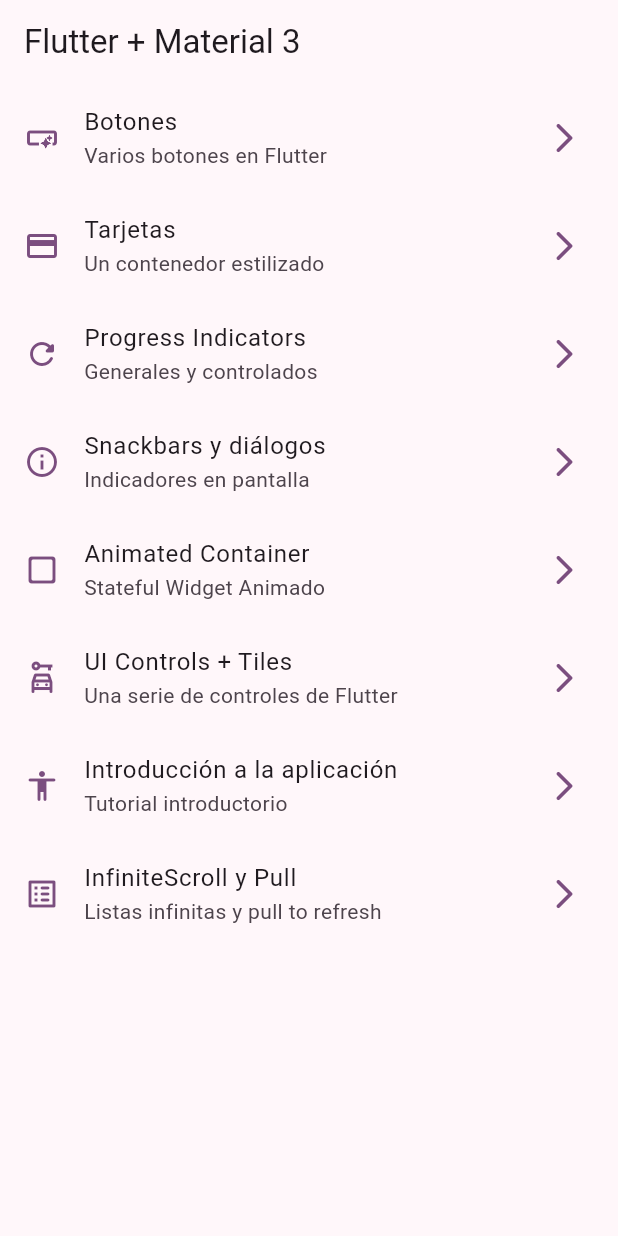
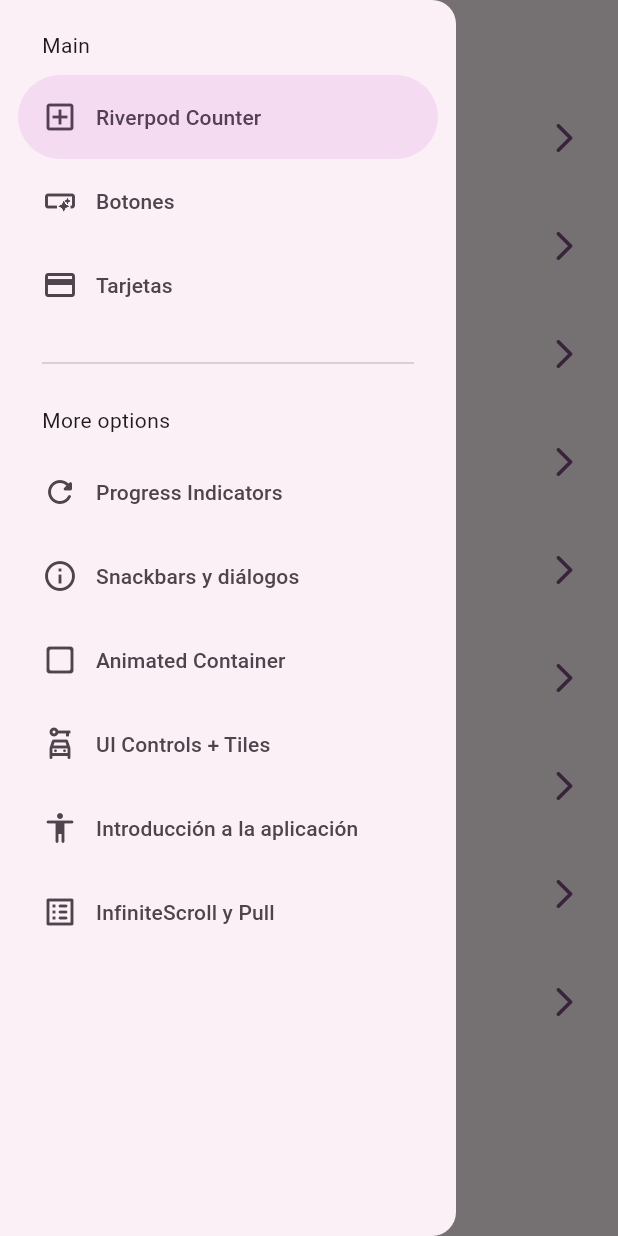
Before and after one commit to sash830/widgets-app, a Flutter app: the screen it shows after launch, with the side drawer open (before the commit the screen has no drawer), on a phone screen of 412 x 824 dp. Run offline on Flutter 3.47's test engine with Material 3 defaults, Android fonts, the phone set to English and light mode, and no system bars; our stand-ins replace animate_do, flutter_riverpod, go_router.

Commit message:
counter provider inicio

```diff
--- a/lib/config/menu/menu_items.dart
+++ b/lib/config/menu/menu_items.dart
@@ -17,6 +17,13 @@ class MenuItem {
 
 
 const appMenuItems = <MenuItem> [
+
+  MenuItem(
+    title: 'Riverpod Counter',
+    subTitle: 'Introducción a riverpod',
+    link: '/counter',
+    icon: Icons.add_box_outlined
+    ),
 
   MenuItem(
     title: 'Botones',
@@ -73,6 +80,4 @@ const appMenuItems = <MenuItem> [
     link: '/infinite',
     icon: Icons.list_alt_rounded
     ),
-
-
 ];
--- a/lib/config/router/app_router.dart
+++ b/lib/config/router/app_router.dart
@@ -1,4 +1,5 @@
 import 'package:go_router/go_router.dart';
+import 'package:widgets_app/presentation/screens/counter/counter_screen.dart';
 import 'package:widgets_app/presentation/screens/screens.dart';
 
 
@@ -62,6 +63,12 @@ final appRouter = GoRouter(
       builder: (context, state) => const InfiniteScrollScreen(),
     ),
 
+     GoRoute(
+      path: '/counter',
+      name: CounterScreen.name,
+      builder: (context, state) => const CounterScreen(),
+    ),
+
 
   ],
 );
--- a/lib/presentation/screens/home/home_screen.dart
+++ b/lib/presentation/screens/home/home_screen.dart
@@ -1,6 +1,7 @@
 import 'package:flutter/material.dart';
 import 'package:go_router/go_router.dart';
 import 'package:widgets_app/config/menu/menu_items.dart';
+import 'package:widgets_app/presentation/screens/widgets/side_menu.dart';
 //import 'package:widgets_app/presentation/screens/cards/cards_screen.dart';
 
 
@@ -12,11 +13,16 @@ class HomeScreen extends StatelessWidget {
 
   @override
   Widget build(BuildContext context) {
+
+    final scaffoldKey = GlobalKey<ScaffoldState>();
+
     return Scaffold(
+      key: scaffoldKey,
       appBar: AppBar(
         title: const Text('Flutter + Material 3'),
       ),
       body: const _HomeView(),
+      drawer: SideMenu(scaffoldKey: scaffoldKey,)
     );
   }
 }
--- /dev/null
+++ b/lib/presentation/screens/providers/counter_provider.dart
@@ -0,0 +1,3 @@
+import 'package:flutter_riverpod/flutter_riverpod.dart';
+
+final counterProvider = StateProvider<int>((ref) => 5); // Proveedor de estado(StateProvider)
--- a/lib/presentation/screens/screens.dart
+++ b/lib/presentation/screens/screens.dart
@@ -1,5 +1,4 @@
-
-
+export 'package:widgets_app/presentation/screens/counter/counter_screen.dart';
 export 'package:widgets_app/presentation/screens/animated/animated_screen.dart';
 export 'package:widgets_app/presentation/screens/app_tutorial/app_tutorial_screen.dart';
 export 'package:widgets_app/presentation/screens/buttons/buttons_screen.dart';
--- /dev/null
+++ b/lib/presentation/screens/widgets/side_menu.dart
@@ -0,0 +1,76 @@
+import 'package:flutter/material.dart';
+import 'package:go_router/go_router.dart';
+import 'package:widgets_app/config/menu/menu_items.dart';
+
+class SideMenu extends StatefulWidget {
+
+  final GlobalKey<ScaffoldState> scaffoldKey;
+
+  const SideMenu({
+    super.key,
+    required this.scaffoldKey
+    });
+
+  @override
+  State<SideMenu> createState() => _SideMenuState();
+}
+
+class _SideMenuState extends State<SideMenu> {
+
+  int navDrawerIndex = 0;
+
+  @override
+  Widget build(BuildContext context) {
+
+    final hasNotch = MediaQuery.of(context).viewPadding.top > 35;
+
+
+    return NavigationDrawer( // Menu de la app.
+      selectedIndex: navDrawerIndex,
+      onDestinationSelected: (value) {
+
+        setState(() {
+          navDrawerIndex = value;
+        });
+
+        final menuItem = appMenuItems[value];
+        context.push(menuItem.link); // navegar en pantallas
+        widget.scaffoldKey.currentState?.closeDrawer();
+      },
+      children: [
+
+          Padding(
+            padding: EdgeInsets.fromLTRB(28, hasNotch ? 0 : 20, 16, 10),
+            child: const Text('Main'),
+          ),
+
+          ...appMenuItems
+          .sublist(0,3)
+          .map((item) => NavigationDrawerDestination(
+          icon:  Icon(item.icon),
+          label:  Text(item.title),
+        ),
+      ),
+
+       const Padding(
+        padding: EdgeInsets.fromLTRB(28, 16, 28, 10),
+        child: Divider(),
+        ),
+
+          const Padding(
+            padding: EdgeInsets.fromLTRB(28, 10, 16, 10),
+            child: Text('More options'),
+          ),
+
+
+           ...appMenuItems
+          .sublist(3)
+          .map((item) => NavigationDrawerDestination(
+          icon:  Icon(item.icon),
+          label:  Text(item.title),
+        ),
+      ),
+      ]
+    );
+  }
+}
--- a/pubspec.yaml
+++ b/pubspec.yaml
@@ -10,6 +10,7 @@ dependencies:
   animate_do: ^3.3.4
   flutter:
     sdk: flutter
+  flutter_riverpod: ^2.5.1
   go_router: ^14.2.3
 
 dev_dependencies:
```
Also changed, not shown: lib/main.dart (+6 -1 lines), lib/presentation/screens/counter/counter_screen.dart (added, +35 -0 lines), pubspec.lock.
